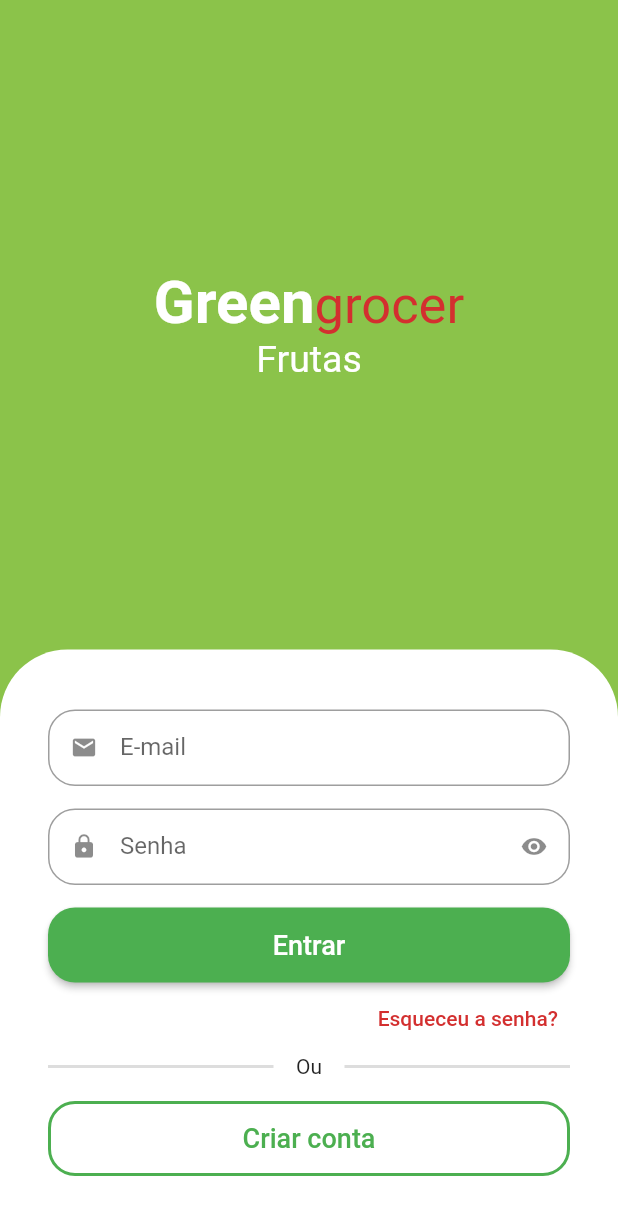
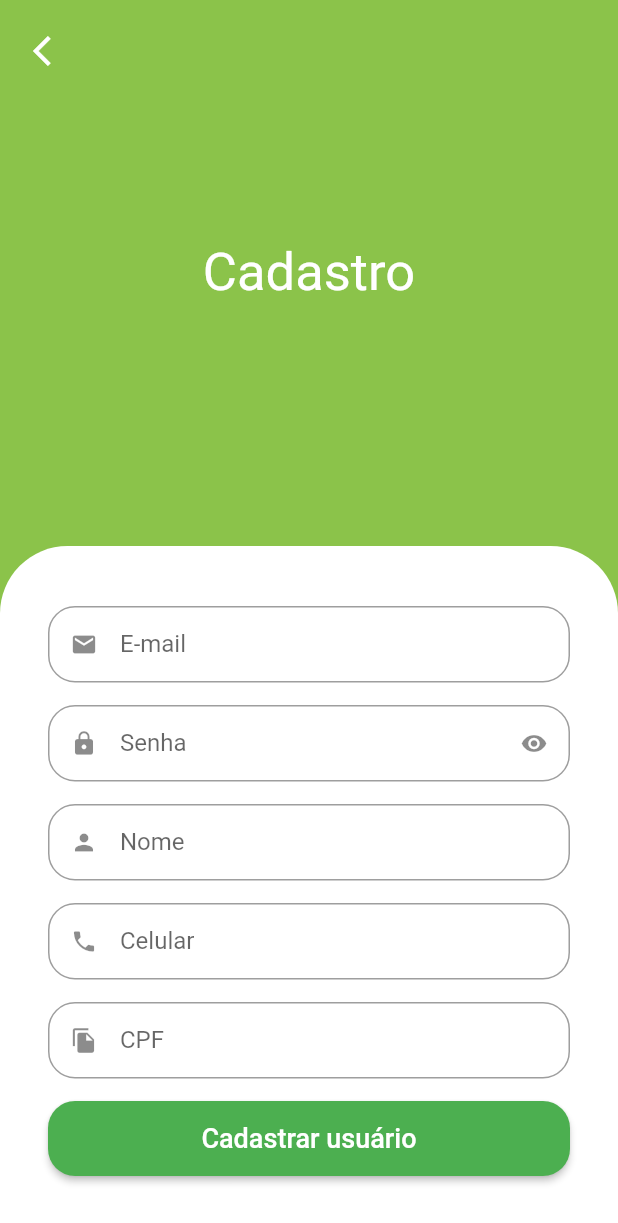
Before and after one commit to LuizMauro/flutter-mobile-shop, a Flutter app: the screen it shows after launch, after a tap on "Criar conta", on a phone screen of 412 x 824 dp. Shown: the top 1223 px of the screen. Run offline on Flutter 3.47's test engine with Material 2 defaults, Android fonts, the phone set to English and light mode, and no system bars; drawn by our look-alikes of animated_text_kit; our stand-ins replace mask_text_input_formatter.

Commit message:
added screen create user

```diff
--- a/lib/src/auth/components/custom_text_field.dart
+++ b/lib/src/auth/components/custom_text_field.dart
@@ -1,15 +1,19 @@
 import 'package:flutter/material.dart';
+import 'package:flutter/services.dart';
 
 class CustomTextField extends StatefulWidget {
   final IconData icon;
   final String label;
   final bool isSecret;
+  final List<TextInputFormatter>? inputFormatters;
 
-  const CustomTextField(
-      {super.key,
-      required this.icon,
-      required this.label,
-      this.isSecret = false});
+  const CustomTextField({
+    super.key,
+    required this.icon,
+    required this.label,
+    this.isSecret = false,
+    this.inputFormatters,
+  });
 
   @override
   State<CustomTextField> createState() => _CustomTextFieldState();
@@ -29,6 +33,7 @@
     return Padding(
       padding: const EdgeInsets.only(bottom: 15),
       child: TextFormField(
+        inputFormatters: widget.inputFormatters,
         obscureText: isObscure,
         decoration: InputDecoration(
           prefixIcon: Icon(widget.icon),
@@ -40,7 +45,8 @@
                     });
                   },
                   icon:
-                      Icon(isObscure ? Icons.visibility : Icons.visibility_off))
+                      Icon(isObscure ? Icons.visibility : Icons.visibility_off),
+                )
               : null,
           labelText: widget.label,
           isDense: true,
--- a/lib/src/auth/sign_in_screen.dart
+++ b/lib/src/auth/sign_in_screen.dart
@@ -1,6 +1,7 @@
 import 'package:animated_text_kit/animated_text_kit.dart';
 import 'package:flutter/material.dart';
 import 'package:teste/src/auth/components/custom_text_field.dart';
+import 'package:teste/src/auth/sign_up_screen.dart';
 import 'package:teste/src/config/custom_colors.dart';
 
 class SignInScreen extends StatelessWidget {
@@ -158,7 +159,15 @@
                           ),
                           side: const BorderSide(width: 2, color: Colors.green),
                         ),
-                        onPressed: () {},
+                        onPressed: () {
+                          Navigator.of(context).push(
+                            MaterialPageRoute(
+                              builder: (c) {
+                                return SignUpScreen();
+                              },
+                            ),
+                          );
+                        },
                         child: const Text(
                           'Criar conta',
                           style: TextStyle(fontSize: 18),
--- /dev/null
+++ b/lib/src/auth/sign_up_screen.dart
@@ -0,0 +1,126 @@
+import 'package:flutter/material.dart';
+import 'package:mask_text_input_formatter/mask_text_input_formatter.dart';
+import 'package:teste/src/auth/components/custom_text_field.dart';
+import 'package:teste/src/config/custom_colors.dart';
+
+class SignUpScreen extends StatelessWidget {
+  SignUpScreen({super.key});
+
+  final cpfFormatter = MaskTextInputFormatter(
+    mask: '###.###.###-##',
+    filter: {'#': RegExp(r'[0-9]')},
+  );
+
+  final phoneFormatter = MaskTextInputFormatter(
+    mask: '(##) # ####-####',
+    filter: {'#': RegExp(r'[0-9]')},
+  );
+
+  @override
+  Widget build(BuildContext context) {
+    final size = MediaQuery.of(context).size;
+
+    return Scaffold(
+      backgroundColor: CustomColors.customSwatchColor,
+      body: SingleChildScrollView(
+        child: SizedBox(
+          height: size.height,
+          width: size.width,
+          child: Stack(
+            children: [
+              Column(
+                children: [
+                  const Expanded(
+                    child: Center(
+                      child: Text(
+                        'Cadastro',
+                        style: TextStyle(color: Colors.white, fontSize: 35),
+                      ),
+                    ),
+                  ),
+                  Container(
+                    padding: const EdgeInsets.symmetric(
+                      horizontal: 32,
+                      vertical: 40,
+                    ),
+                    decoration: const BoxDecoration(
+                      color: Colors.white,
+                      borderRadius: BorderRadius.vertical(
+                        top: Radius.circular(45),
+                      ),
+                    ),
+                    child: Column(
+                      crossAxisAlignment: CrossAxisAlignment.stretch,
+                      children: [
+                        //Email
+                        const CustomTextField(
+                          icon: Icons.email,
+                          label: 'E-mail',
+                        ),
+                        //Senha
+                        const CustomTextField(
+                          icon: Icons.lock,
+                          label: 'Senha',
+                          isSecret: true,
+                        ),
+                        //Nome
+                        const CustomTextField(
+                          icon: Icons.person,
+                          label: 'Nome',
+                        ),
+                        //Celular
+                        CustomTextField(
+                          icon: Icons.phone,
+                          label: 'Celular',
+                          inputFormatters: [phoneFormatter],
+                        ),
+                        //CPF
+                        CustomTextField(
+                          icon: Icons.file_copy,
+                          label: 'CPF',
+                          inputFormatters: [cpfFormatter],
+                        ),
+                        // Botão cadastrar
+                        SizedBox(
+                          height: 50,
+                          child: ElevatedButton(
+                            style: ElevatedButton.styleFrom(
+                              shape: RoundedRectangleBorder(
+                                borderRadius:
+                                    BorderRadiusDirectional.circular(18),
+                              ),
+                            ),
+                            onPressed: () {},
+                            child: const Text(
+                              'Cadastrar usuário',
+                              style: TextStyle(fontSize: 18),
+                            ),
+                          ),
+                        )
+                      ],
+                    ),
+                  ),
+                ],
+              ),
+
+              //Button voltar
+              Positioned(
+                left: 10,
+                top: 10,
+                child: SafeArea(
+                  child: IconButton(
+                    color: Colors.white,
+                    onPressed: () {
+                      Navigator.of(context).pop();
+                    },
+                    icon: const Icon(Icons.arrow_back_ios),
+                  ),
+                ),
+              )
+            ],
+          ),
+        ),
+      ),
+    );
+  }
+}
--- a/pubspec.yaml
+++ b/pubspec.yaml
@@ -36,6 +36,7 @@
   # Use with the CupertinoIcons class for iOS style icons.
   cupertino_icons: ^1.0.2
   animated_text_kit: ^4.2.2
+  mask_text_input_formatter: ^2.4.0
 
 dev_dependencies:
   flutter_test:
```
Also changed, not shown: pubspec.lock.
